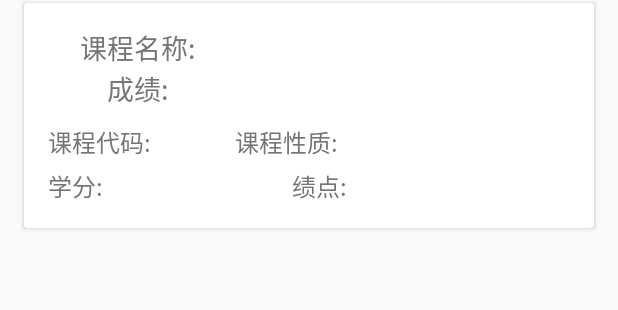
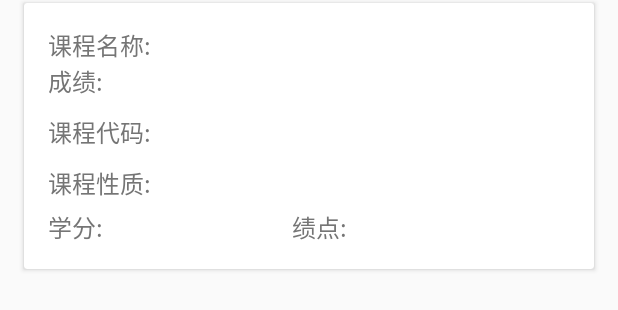
Before and after one commit to pray-for/XYJW, an Android app: the layout score_item_layout.xml on its own in the app's theme, with its tools: preview values and no code run, on a phone screen of 412 x 824 dp. Shown: the top 310 px of the screen. Run offline under Robolectric (Android 15) with nearby library versions, the phone set to English and light mode, and no system bars.

Commit message:
Update score_item_layout.xml

```diff
--- a/app/src/main/res/layout/score_item_layout.xml
+++ b/app/src/main/res/layout/score_item_layout.xml
@@ -22,18 +22,17 @@
             android:orientation="horizontal">
 
             <TextView
-                android:layout_width="120dp"
+                android:layout_width="90dp"
                 android:layout_height="wrap_content"
-                android:gravity="center"
                 android:text="课程名称:"
-                android:textSize="18sp" />
+                android:textSize="16sp" />
 
             <TextView
                 android:id="@+id/textView_scoreName"
                 android:layout_width="match_parent"
                 android:layout_height="wrap_content"
                 android:gravity="center"
-                android:textSize="18sp" />
+                android:textSize="16sp" />
         </LinearLayout>
 
         <LinearLayout
@@ -42,19 +41,17 @@
             android:orientation="horizontal">
 
             <TextView
-                android:layout_width="120dp"
+                android:layout_width="90dp"
                 android:layout_height="wrap_content"
-                android:gravity="center"
                 android:text="成绩:"
-                android:textSize="18sp" />
+                android:textSize="16sp" />
 
             <TextView
                 android:id="@+id/textView_score"
                 android:layout_width="match_parent"
                 android:layout_height="wrap_content"
                 android:gravity="center"
-                android:textColor="@color/score_pass"
-                android:textSize="18sp" />
+                android:textSize="16sp" />
         </LinearLayout>
 
         <LinearLayout
@@ -76,6 +73,13 @@
                 android:layout_height="wrap_content"
                 android:layout_marginRight="40dp"
                 android:textSize="16sp" />
+        </LinearLayout>
+
+        <LinearLayout
+            android:layout_width="match_parent"
+            android:layout_height="wrap_content"
+            android:layout_marginTop="10dp"
+            android:orientation="horizontal">
 
             <TextView
                 android:layout_width="wrap_content"
@@ -90,6 +94,8 @@
                 android:layout_height="wrap_content"
                 android:textSize="16sp" />
         </LinearLayout>
+
+
 
         <LinearLayout
             android:layout_width="match_parent"
```
